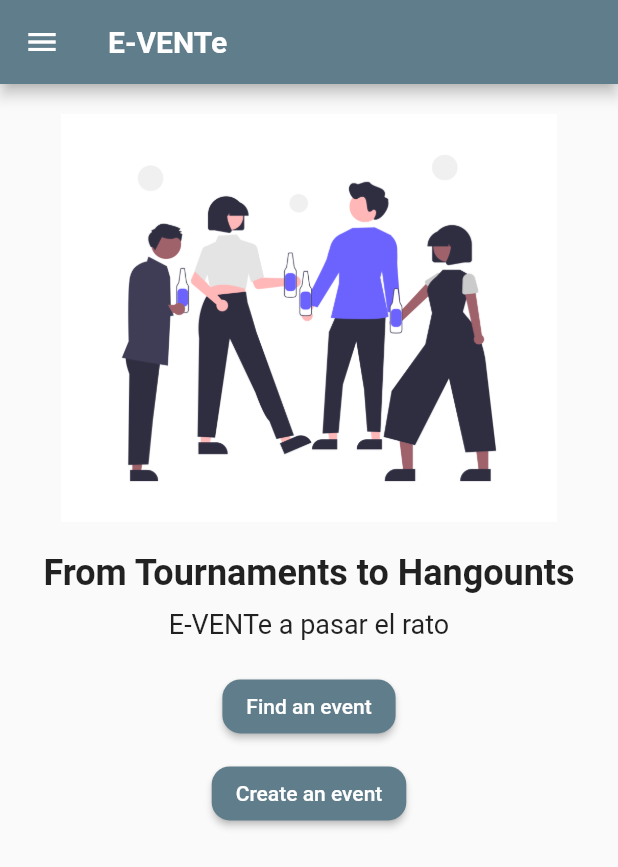
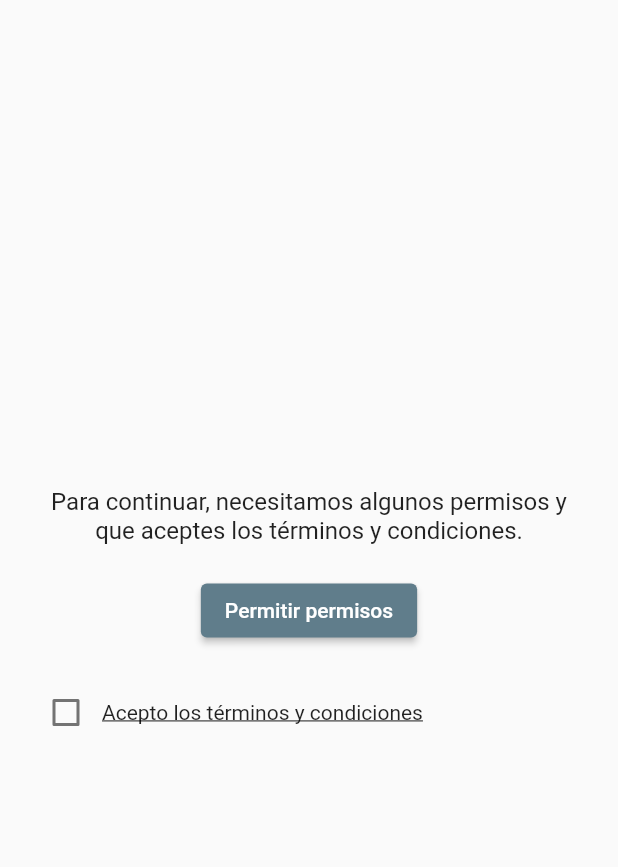
Before and after one commit to Tonaram/proyecto_e2_app, a Flutter app: the screen it shows after launch, on a phone screen of 412 x 824 dp. Shown: the top 867 px of the screen. Run offline on Flutter 3.47's test engine with Material 2 defaults, Android fonts, the phone set to English and light mode, and no system bars; our stand-ins replace permission_handler.

Commit message:
permissions feature

```diff
--- a/lib/main.dart
+++ b/lib/main.dart
@@ -10,6 +10,7 @@ import 'package:proyecto_e2_app/screens/profile_screen.dart';
 
 import 'package:provider/provider.dart';
 import 'package:proyecto_e2_app/utils/theme_manager.dart';
+import 'package:proyecto_e2_app/screens/permissions_screen.dart';
 
 void main() {
   runApp(
@@ -33,8 +34,9 @@ class MyApp extends StatelessWidget {
       ),
       darkTheme: ThemeData.dark(),
       themeMode: themeManager.themeMode,
-      initialRoute: '/home',
+      initialRoute: '/permissions',
       routes: {
+        '/permissions': (context) => PermissionsScreen(),
         '/home': (context) => HomeScreen(),
         '/login': (context) => LoginScreen(),
         '/register': (context) => RegisterScreen(),
--- /dev/null
+++ b/lib/screens/permissions_screen.dart
@@ -0,0 +1,83 @@
+// lib\screens\permissions_screen.dart
+import 'package:flutter/material.dart';
+import 'package:permission_handler/permission_handler.dart';
+
+class PermissionsScreen extends StatefulWidget {
+  @override
+  _PermissionsScreenState createState() => _PermissionsScreenState();
+}
+
+class _PermissionsScreenState extends State<PermissionsScreen> {
+  bool _termsAccepted = false;
+
+  Future<void> requestPermissions() async {
+    print('Términos aceptados: $_termsAccepted');
+
+    Map<Permission, PermissionStatus> statuses = await [
+      Permission.camera,
+      Permission.location,
+    ].request();
+
+    print('Status de permisos: $statuses');
+
+    bool allGranted = statuses.values.every((status) => status.isGranted);
+
+    if (allGranted && _termsAccepted) {
+      Navigator.of(context).pushReplacementNamed('/home');
+    } else {
+      ScaffoldMessenger.of(context).showSnackBar(
+        SnackBar(
+          content: Text("Por favor, otorga todos los permisos y acepta los términos y condiciones."),
+        ),
+      );
+    }
+  }
+
+  @override
+  Widget build(BuildContext context) {
+    return Scaffold(
+      body: Padding(
+        padding: const EdgeInsets.all(20.0),
+        child: Column(
+          mainAxisAlignment: MainAxisAlignment.center,
+          children: <Widget>[
+            Text(
+              "Para continuar, necesitamos algunos permisos y que aceptes los términos y condiciones.",
+              textAlign: TextAlign.center,
+              style: TextStyle(fontSize: 16),
+            ),
+            SizedBox(height: 20),
+            ElevatedButton(
+              onPressed: requestPermissions,
+              child: Text("Permitir permisos"),
+            ),
+            SizedBox(height: 20),
+            Row(
+              children: [
+                Checkbox(
+                  value: _termsAccepted,
+                  onChanged: (bool? value) {
+                    setState(() {
+                      _termsAccepted = value!;
+                    });
+                  },
+                ),
+                Expanded(
+                  child: GestureDetector(
+                    onTap: () {
+                      // enlace con términos y condiciones
+                    },
+                    child: Text(
+                      "Acepto los términos y condiciones",
+                      style: TextStyle(decoration: TextDecoration.underline),
+                    ),
+                  ),
+                ),
+              ],
+            ),
+          ],
+        ),
+      ),
+    );
+  }
+}
--- a/pubspec.yaml
+++ b/pubspec.yaml
@@ -36,7 +36,8 @@ dependencies:
   # Use with the CupertinoIcons class for iOS style icons.
   cupertino_icons: ^1.0.2
   flutter_svg: ^0.23.0+1
-  provider: ^6.0.1
+  provider: ^6.0.5
+  permission_handler: ^11.0.1
 
 dev_dependencies:
   flutter_test:
```
Also changed, not shown: pubspec.lock, 4 other files.
